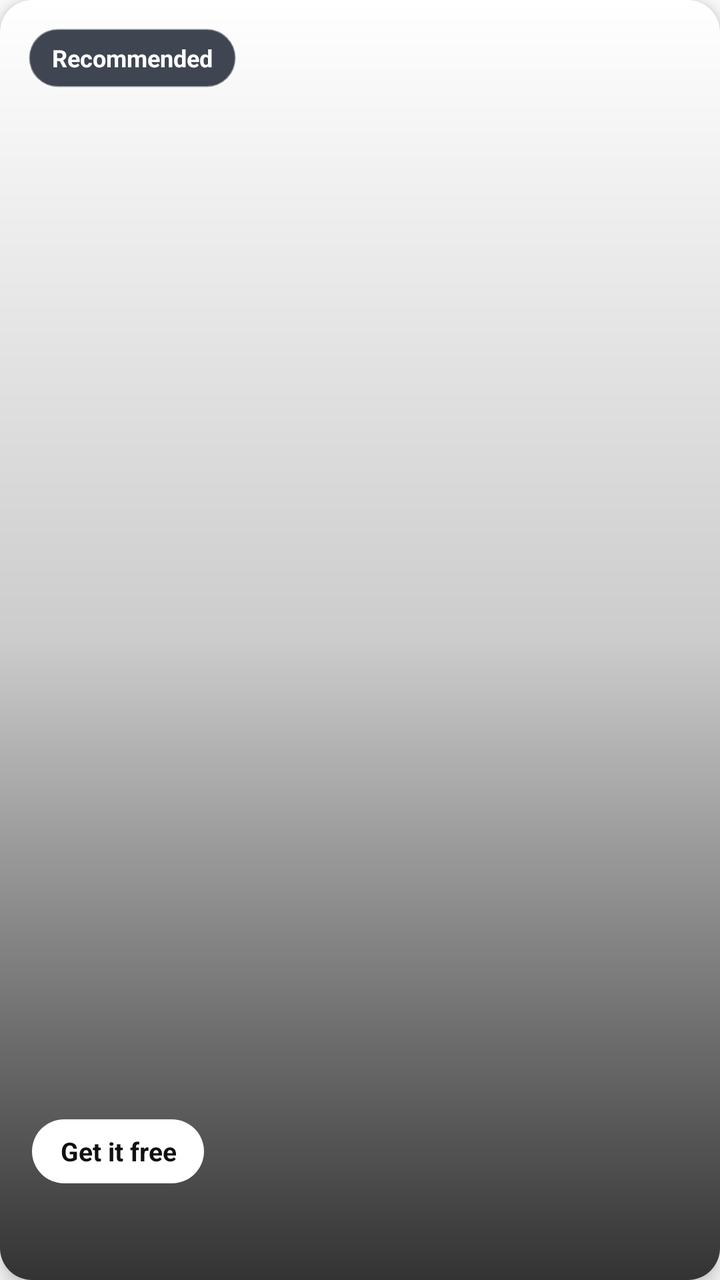
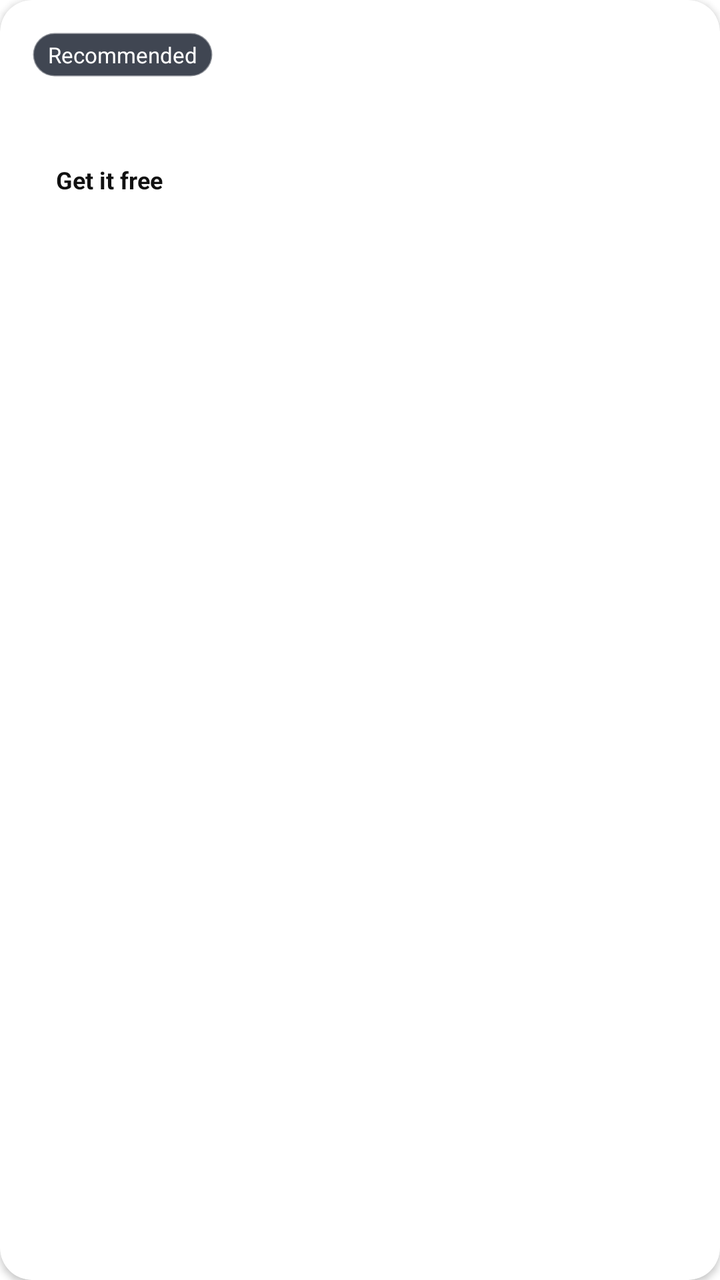

The first picture is an Android layout as it rendered before a commit; the second is the same layout after the commit. The layout source and the unified diff follow.
<!-- AndroidManifest.xml: application theme AppTheme -->
<!-- res/layout/item_dynamic_menu_promo.xml -->
<?xml version="1.0" encoding="utf-8"?>
<com.google.android.material.card.MaterialCardView xmlns:android="http://schemas.android.com/apk/res/android"
    xmlns:app="http://schemas.android.com/apk/res-auto"
    android:layout_width="match_parent"
    android:layout_height="180dp"
    android:layout_margin="6dp"
    app:cardCornerRadius="16dp"
    app:cardElevation="6dp"
    app:strokeWidth="0dp"
    android:foreground="?attr/selectableItemBackground">

    <FrameLayout
        android:layout_width="match_parent"
        android:layout_height="match_parent">

        <ImageView
            android:id="@+id/iv_image"
            android:layout_width="match_parent"
            android:layout_height="match_parent"
            android:scaleType="centerCrop"
            android:contentDescription="@string/app_name"
            android:visibility="gone" />

        
        <View
            android:layout_width="match_parent"
            android:layout_height="match_parent"
            android:background="@drawable/gradient_promo_overlay" />

        <TextView
            android:layout_width="wrap_content"
            android:layout_height="30dp"
            android:layout_gravity="top|start"
            android:layout_marginStart="14dp"
            android:layout_marginTop="14dp"
            android:background="@drawable/bg_cross_promo_badge"
            android:gravity="center"
            android:paddingHorizontal="12dp"
            android:text="@string/cross_promo_badge"
            android:textColor="@android:color/white"
            android:textSize="12sp"
            android:textStyle="bold" />

        <LinearLayout
            android:orientation="vertical"
            android:gravity="bottom|start"
            android:padding="16dp"
            android:layout_width="match_parent"
            android:layout_height="match_parent">

            <TextView
                android:id="@+id/tv_cta"
                android:layout_width="wrap_content"
                android:layout_height="32dp"
                android:layout_marginBottom="8dp"
                android:background="@drawable/bg_cross_promo_cta"
                android:gravity="center"
                android:paddingHorizontal="14dp"
                android:text="@string/cross_promo_cta"
                android:textColor="#111111"
                android:textSize="13sp"
                android:textStyle="bold" />

            <TextView
                android:id="@+id/tv_title"
                android:layout_width="wrap_content"
                android:layout_height="wrap_content"
                android:textColor="@android:color/white"
                android:textSize="18sp"
                android:textStyle="bold"
                android:shadowColor="#80000000"
                android:shadowDx="1"
                android:shadowDy="1"
                android:shadowRadius="3" />

            <TextView
                android:id="@+id/tv_description"
                android:layout_width="wrap_content"
                android:layout_height="wrap_content"
                android:layout_marginTop="2dp"
                android:textColor="@android:color/white"
                android:textSize="12sp"
                android:alpha="0.85"
                android:maxLines="2"
                android:ellipsize="end"
                android:visibility="gone" />
        </LinearLayout>
    </FrameLayout>
</com.google.android.material.card.MaterialCardView>
<!-- resources referenced by this layout -->
<resources>
  <!-- drawable bg_cross_promo_badge (drawable) -->
  <?xml version="1.0" encoding="utf-8"?>
  <shape xmlns:android="http://schemas.android.com/apk/res/android"
      android:shape="rectangle">
      <solid android:color="#CC111827" />
      <corners android:radius="15dp" />
      <stroke
          android:width="1dp"
          android:color="#66FFFFFF" />
  </shape>
  <!-- drawable bg_cross_promo_cta (drawable) -->
  <?xml version="1.0" encoding="utf-8"?>
  <shape xmlns:android="http://schemas.android.com/apk/res/android"
      android:shape="rectangle">
      <solid android:color="#FFFFFFFF" />
      <corners android:radius="16dp" />
  </shape>
  <!-- drawable gradient_promo_overlay (drawable) -->
  <?xml version="1.0" encoding="utf-8"?>
  <shape xmlns:android="http://schemas.android.com/apk/res/android">
      <gradient
          android:type="linear"
          android:angle="90"
          android:startColor="#CC000000"
          android:centerColor="#33000000"
          android:endColor="#00000000" />
  </shape>
  <string name="app_name">Canvas Trick</string>
  <string name="cross_promo_badge">Recommended</string>
  <string name="cross_promo_cta">Get it free</string>
  <style name="AppTheme" parent="Theme.MaterialComponents.Light.DarkActionBar">
          
          <item name="colorPrimary">@color/primary</item>
          <item name="colorPrimaryDark">@color/primary_dark</item>
          <item name="materialCardViewStyle">@style/AppCard</item>
      </style>
  <color name="primary">#673ab7</color>
  <color name="primary_dark">#320b86</color>
  <style name="AppCard" parent="Widget.MaterialComponents.CardView">
          <item name="cardElevation">8dp</item>
      </style>
</resources>

<!-- the commit's change to res/layout/item_dynamic_menu_promo.xml (unified diff, before → after) -->
@@ -1,89 +1,32 @@
 <?xml version="1.0" encoding="utf-8"?>
 <com.google.android.material.card.MaterialCardView xmlns:android="http://schemas.android.com/apk/res/android"
     xmlns:app="http://schemas.android.com/apk/res-auto"
-    android:layout_width="match_parent"
-    android:layout_height="180dp"
-    android:layout_margin="6dp"
-    app:cardCornerRadius="16dp"
-    app:cardElevation="6dp"
-    app:strokeWidth="0dp"
-    android:foreground="?attr/selectableItemBackground">
-
-    <FrameLayout
-        android:layout_width="match_parent"
-        android:layout_height="match_parent">
-
-        <ImageView
-            android:id="@+id/iv_image"
-            android:layout_width="match_parent"
-            android:layout_height="match_parent"
-            android:scaleType="centerCrop"
-            android:contentDescription="@string/app_name"
-            android:visibility="gone" />
-
-        
-        <View
-            android:layout_width="match_parent"
-            android:layout_height="match_parent"
-            android:background="@drawable/gradient_promo_overlay" />
-
-        <TextView
-            android:layout_width="wrap_content"
-            android:layout_height="30dp"
-            android:layout_gravity="top|start"
-            android:layout_marginStart="14dp"
-            android:layout_marginTop="14dp"
-            android:background="@drawable/bg_cross_promo_badge"
-            android:gravity="center"
-            android:paddingHorizontal="12dp"
-            android:text="@string/cross_promo_badge"
-            android:textColor="@android:color/white"
-            android:textSize="12sp"
-            android:textStyle="bold" />
-
-        <LinearLayout
-            android:orientation="vertical"
-            android:gravity="bottom|start"
-            android:padding="16dp"
-            android:layout_width="match_parent"
-            android:layout_height="match_parent">
-
-            <TextView
-                android:id="@+id/tv_cta"
-                android:layout_width="wrap_content"
-                android:layout_height="32dp"
-                android:layout_marginBottom="8dp"
+    android:layout_width="match_parent" android:layout_height="wrap_content" android:layout_margin="6dp"
+    app:cardCornerRadius="16dp" app:cardElevation="2dp" android:foreground="?attr/selectableItemBackground">
+    <LinearLayout android:layout_width="match_parent" android:layout_height="wrap_content"
+        android:orientation="horizontal" android:gravity="center_vertical" android:padding="16dp">
+        <ImageView android:id="@+id/iv_image" android:layout_width="64dp" android:layout_height="64dp"
+            android:layout_marginEnd="16dp" android:scaleType="fitCenter"
+            android:importantForAccessibility="no" android:visibility="gone" />
+        <LinearLayout android:layout_width="0dp" android:layout_height="wrap_content"
+            android:layout_weight="1" android:orientation="vertical">
+            <TextView android:layout_width="wrap_content" android:layout_height="wrap_content"
+                android:background="@drawable/bg_cross_promo_badge" android:paddingHorizontal="8dp"
+                android:paddingVertical="4dp" android:text="@string/cross_promo_badge"
+                android:textSize="11sp" android:textColor="@android:color/white" />
+            <TextView android:id="@+id/tv_title" android:layout_width="match_parent"
+                android:layout_height="wrap_content" android:layout_marginTop="8dp"
+                android:textSize="14sp" android:textStyle="bold" />
+            <TextView android:id="@+id/tv_description" android:layout_width="match_parent"
+                android:layout_height="wrap_content" android:layout_marginTop="4dp"
+                android:textSize="12sp" android:maxLines="2" android:ellipsize="end"
+                android:visibility="gone" />
+            <TextView android:id="@+id/tv_cta" android:layout_width="wrap_content"
+                android:layout_height="wrap_content" android:layout_marginTop="10dp"
+                android:paddingHorizontal="12dp" android:paddingVertical="6dp"
                 android:background="@drawable/bg_cross_promo_cta"
-                android:gravity="center"
-                android:paddingHorizontal="14dp"
-                android:text="@string/cross_promo_cta"
-                android:textColor="#111111"
-                android:textSize="13sp"
-                android:textStyle="bold" />
-
-            <TextView
-                android:id="@+id/tv_title"
-                android:layout_width="wrap_content"
-                android:layout_height="wrap_content"
-                android:textColor="@android:color/white"
-                android:textSize="18sp"
-                android:textStyle="bold"
-                android:shadowColor="#80000000"
-                android:shadowDx="1"
-                android:shadowDy="1"
-                android:shadowRadius="3" />
-
-            <TextView
-                android:id="@+id/tv_description"
-                android:layout_width="wrap_content"
-                android:layout_height="wrap_content"
-                android:layout_marginTop="2dp"
-                android:textColor="@android:color/white"
-                android:textSize="12sp"
-                android:alpha="0.85"
-                android:maxLines="2"
-                android:ellipsize="end"
-                android:visibility="gone" />
+                android:text="@string/cross_promo_cta" android:textColor="#111111"
+                android:textStyle="bold" android:textSize="12sp" />
         </LinearLayout>
-    </FrameLayout>
+    </LinearLayout>
 </com.google.android.material.card.MaterialCardView>
<!-- resource entries referenced after the edit -->
@@ -17,17 +17,6 @@
       <solid android:color="#FFFFFFFF" />
       <corners android:radius="16dp" />
   </shape>
-  <!-- drawable gradient_promo_overlay (drawable) -->
-  <?xml version="1.0" encoding="utf-8"?>
-  <shape xmlns:android="http://schemas.android.com/apk/res/android">
-      <gradient
-          android:type="linear"
-          android:angle="90"
-          android:startColor="#CC000000"
-          android:centerColor="#33000000"
-          android:endColor="#00000000" />
-  </shape>
-  <string name="app_name">Canvas Trick</string>
   <string name="cross_promo_badge">Recommended</string>
   <string name="cross_promo_cta">Get it free</string>
   <style name="AppTheme" parent="Theme.MaterialComponents.Light.DarkActionBar">
